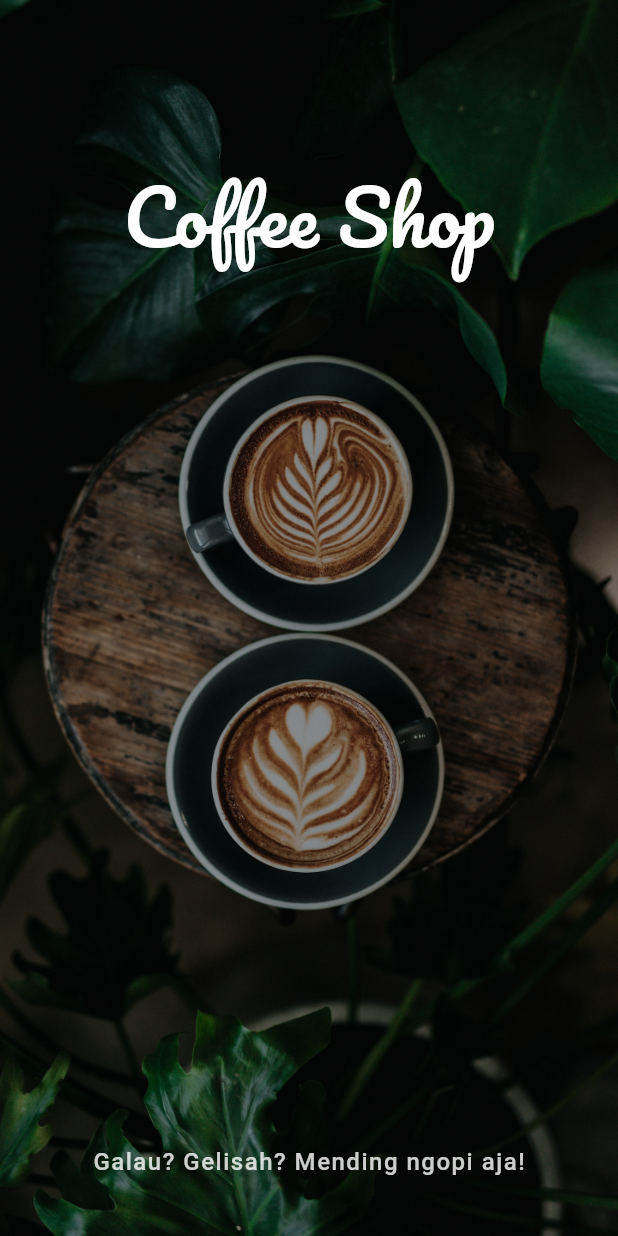
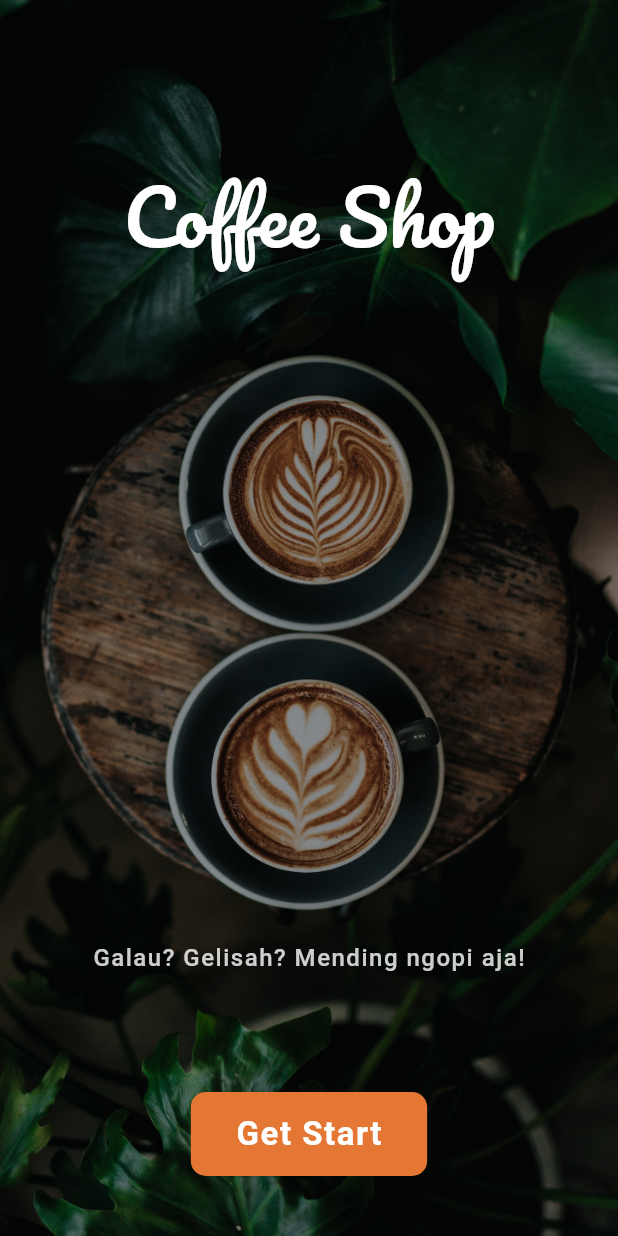
Before and after one commit to fakhrizamaris/projectMopro, a Flutter app: the screen it shows after launch, on a phone screen of 412 x 824 dp. Run offline on Flutter 3.47's test engine with Material 2 defaults, Android fonts, the phone set to English and light mode, and no system bars; our stand-ins replace google_fonts.

Commit message:
mengupdate folder lib
mengupdate folder lib dan welcome screen

```diff
--- a/lib/main.dart
+++ b/lib/main.dart
@@ -1,5 +1,6 @@
-import 'package:coffee_shop_app/home_screen.dart';
+import 'package:coffee_shop_app/screens/home_screen.dart';
 import 'package:flutter/material.dart';
+import './screens/welcome_screen.dart';
 
 void main() {
   runApp(const MyApp());
@@ -17,7 +18,7 @@ class MyApp extends StatelessWidget {
       theme: ThemeData(
         scaffoldBackgroundColor: Color(0xFF212325),
       ),
-      home: HomeScreen(),
+      home: WellcomeScreen(),
     );
   }
 }
--- /dev/null
+++ b/lib/screens/welcome_screen.dart
@@ -0,0 +1,74 @@
+import 'package:flutter/material.dart';
+import 'package:google_fonts/google_fonts.dart';
+import './home_screen.dart';
+
+class WellcomeScreen extends StatelessWidget {
+  @override
+  Widget build(BuildContext context) {
+    return Material(
+      child: Container(
+        padding: EdgeInsets.only(top: 100, bottom: 40),
+        decoration: BoxDecoration(
+          color: Colors.black,
+          image: DecorationImage(
+            image: AssetImage("assets/bg2.jpg"),
+            fit: BoxFit.cover,
+            opacity: 0.6,
+          ),
+        ),
+        child: Column(
+            mainAxisAlignment: MainAxisAlignment.spaceBetween,
+            children: [
+              Text(
+                "Coffee Shop",
+                style: GoogleFonts.pacifico(fontSize: 50, color: Colors.white),
+              ),
+              Column(
+                mainAxisAlignment: MainAxisAlignment.center,
+                children: [
+                  Text(
+                    "Galau? Gelisah? Mending ngopi aja!",
+                    style: TextStyle(
+                      color: Colors.white.withOpacity(0.8),
+                      fontSize: 16,
+                      fontWeight: FontWeight.w500,
+                      letterSpacing: 1,
+                    ),
+                  ),
+                  SizedBox(height: 80),
+                  Material(
+                    color: Color(0xFFE57734),
+                    borderRadius: BorderRadius.circular(10),
+                    child: InkWell(
+                      splashColor: Colors.black,
+                      onTap: () {
+                        Navigator.push(
+                            context,
+                            MaterialPageRoute(
+                              builder: (context) => HomeScreen(),
+                            ),
+                          );
+                      },
+                      child: Container(
+                        padding:
+                            EdgeInsets.symmetric(vertical: 15, horizontal: 30),
+                        decoration: BoxDecoration(),
+                        child: Text(
+                          "Get Start",
+                          style: TextStyle(
+                            color: Colors.white,
+                            fontSize: 22,
+                            fontWeight: FontWeight.bold,
+                            letterSpacing: 1,
+                          ),
+                        ),
+                      ),
+                    ),
+                  ),
+                ],
+              )
+            ]),
+      ),
+    );
+  }
+}
```
Also changed, not shown: lib/screens/home_screen.dart (added, +74 -0 lines).
